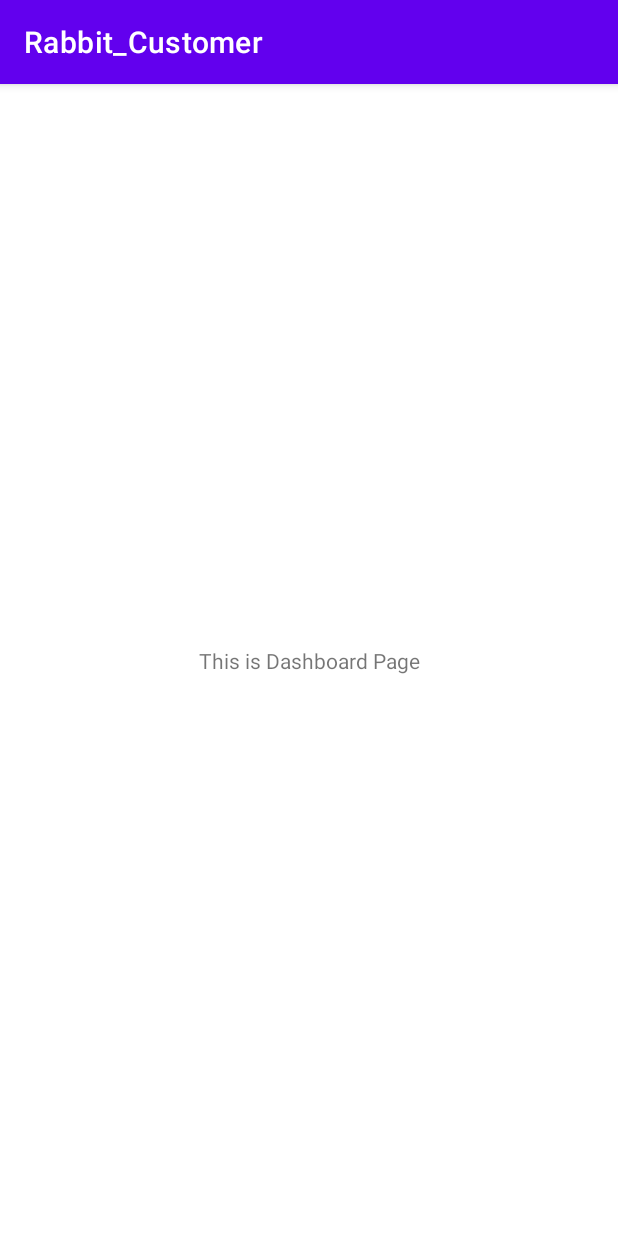
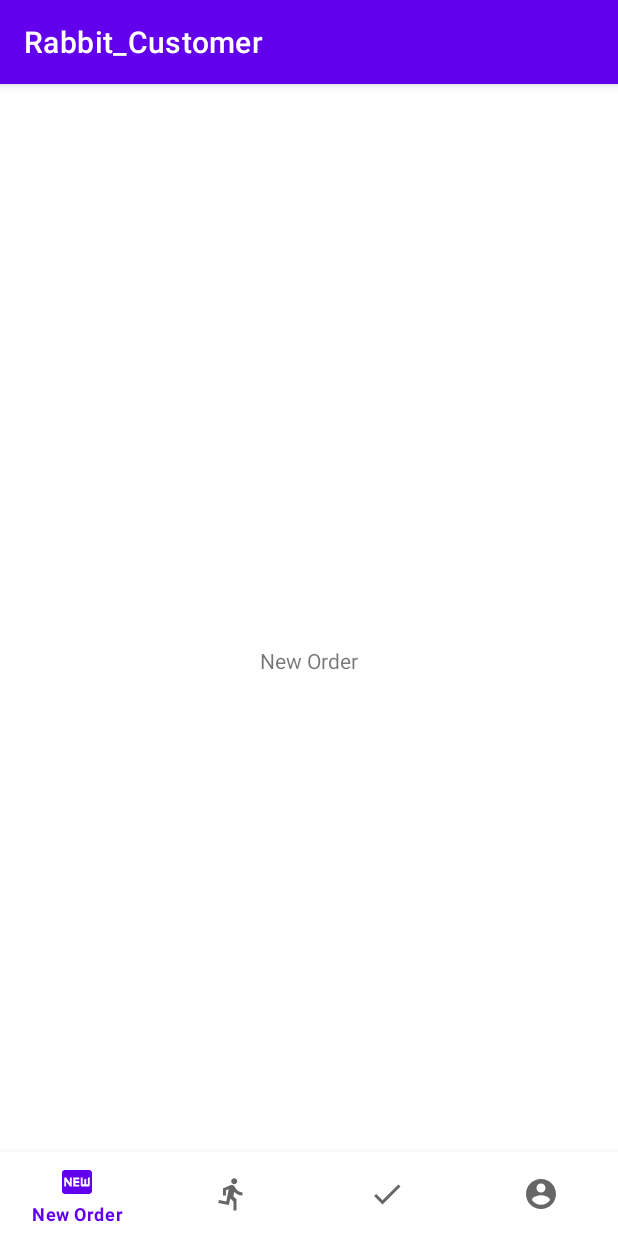
Before and after one commit to KC-WANG/FYP_CustomerAPP, an Android app: the DashboardActivity screen opened directly, with no data from a screen before it, on a phone screen of 412 x 824 dp. Run offline under Robolectric (Android 15) with nearby library versions, the phone set to English and light mode, and no system bars; our stand-ins replace navigation-ui.

Commit message:
Bottom Nav Menu added

```diff
--- a/app/build.gradle
+++ b/app/build.gradle
@@ -39,6 +39,9 @@ dependencies {
     implementation 'androidx.appcompat:appcompat:1.2.0'
     implementation 'com.google.android.material:material:1.2.1'
     implementation 'androidx.constraintlayout:constraintlayout:2.0.4'
+    implementation 'androidx.navigation:navigation-fragment-ktx:2.2.2'
+    implementation 'androidx.navigation:navigation-ui-ktx:2.2.2'
+    implementation 'androidx.legacy:legacy-support-v4:1.0.0'
     testImplementation 'junit:junit:4.+'
     androidTestImplementation 'androidx.test.ext:junit:1.1.2'
     androidTestImplementation 'androidx.test.espresso:espresso-core:3.3.0'
--- a/app/src/main/java/com/example/rabbit_customer/DashboardActivity.kt
+++ b/app/src/main/java/com/example/rabbit_customer/DashboardActivity.kt
@@ -1,11 +1,23 @@
 package com.example.rabbit_customer
 
 import android.os.Bundle
+import androidx.appcompat.app.ActionBar
 import androidx.appcompat.app.AppCompatActivity
+import androidx.fragment.app.Fragment
+import androidx.navigation.findNavController
+import androidx.navigation.ui.AppBarConfiguration
+import androidx.navigation.ui.setupWithNavController
+import com.google.android.material.bottomnavigation.BottomNavigationView
 
 class DashboardActivity : AppCompatActivity() {
-    override fun onCreate(savedInstanceState: Bundle?) {
-        super.onCreate(savedInstanceState)
-        setContentView(R.layout.activity_dashboard)
-    }
+	override fun onCreate(savedInstanceState: Bundle?) {
+		super.onCreate(savedInstanceState)
+		setContentView(R.layout.activity_dashboard)
+
+		val bottomNavigationView = findViewById<BottomNavigationView>(R.id.bottomNavigationView)
+		val navController = findNavController(R.id.navCtrlFragment)
+
+
+		bottomNavigationView.setupWithNavController(navController)
+	}
 }
--- /dev/null
+++ b/app/src/main/java/com/example/rabbit_customer/NewOrderFragment.kt
@@ -0,0 +1,21 @@
+package com.example.rabbit_customer
+
+import android.os.Bundle
+import androidx.fragment.app.Fragment
+import android.view.LayoutInflater
+import android.view.View
+import android.view.ViewGroup
+
+/**
+ * A simple [Fragment] subclass.
+ */
+
+class NewOrderFragment : Fragment() {
+
+    override fun onCreateView(inflater: LayoutInflater, container: ViewGroup?,
+                              savedInstanceState: Bundle?): View? {
+        // Inflate the layout for this fragment
+        return inflater.inflate(R.layout.fragment_new_order, container, false)
+    }
+
+}
--- /dev/null
+++ b/app/src/main/res/drawable/ic_current_order.xml
@@ -0,0 +1,10 @@
+<vector xmlns:android="http://schemas.android.com/apk/res/android"
+    android:width="24dp"
+    android:height="24dp"
+    android:viewportWidth="24"
+    android:viewportHeight="24"
+    android:tint="?attr/colorControlNormal">
+  <path
+      android:fillColor="@android:color/white"
+      android:pathData="M13.49,5.48c1.1,0 2,-0.9 2,-2s-0.9,-2 -2,-2 -2,0.9 -2,2 0.9,2 2,2zM9.89,19.38l1,-4.4 2.1,2v6h2v-7.5l-2.1,-2 0.6,-3c1.3,1.5 3.3,2.5 5.5,2.5v-2c-1.9,0 -3.5,-1 -4.3,-2.4l-1,-1.6c-0.4,-0.6 -1,-1 -1.7,-1 -0.3,0 -0.5,0.1 -0.8,0.1l-5.2,2.2v4.7h2v-3.4l1.8,-0.7 -1.6,8.1 -4.9,-1 -0.4,2 7,1.4z"/>
+</vector>
--- /dev/null
+++ b/app/src/main/res/drawable/ic_my_account.xml
@@ -0,0 +1,10 @@
+<vector xmlns:android="http://schemas.android.com/apk/res/android"
+    android:width="24dp"
+    android:height="24dp"
+    android:viewportWidth="24"
+    android:viewportHeight="24"
+    android:tint="?attr/colorControlNormal">
+  <path
+      android:fillColor="@android:color/white"
+      android:pathData="M12,2C6.48,2 2,6.48 2,12s4.48,10 10,10 10,-4.48 10,-10S17.52,2 12,2zM12,5c1.66,0 3,1.34 3,3s-1.34,3 -3,3 -3,-1.34 -3,-3 1.34,-3 3,-3zM12,19.2c-2.5,0 -4.71,-1.28 -6,-3.22 0.03,-1.99 4,-3.08 6,-3.08 1.99,0 5.97,1.09 6,3.08 -1.29,1.94 -3.5,3.22 -6,3.22z"/>
+</vector>
--- /dev/null
+++ b/app/src/main/res/drawable/ic_new_order.xml
@@ -0,0 +1,10 @@
+<vector xmlns:android="http://schemas.android.com/apk/res/android"
+    android:width="24dp"
+    android:height="24dp"
+    android:viewportWidth="24"
+    android:viewportHeight="24"
+    android:tint="?attr/colorControlNormal">
+  <path
+      android:fillColor="@android:color/white"
+      android:pathData="M20,4H4C2.89,4 2.01,4.89 2.01,6L2,18c0,1.11 0.89,2 2,2h16c1.11,0 2,-0.89 2,-2V6C22,4.89 21.11,4 20,4zM8.5,15H7.3l-2.55,-3.5V15H3.5V9h1.25l2.5,3.5V9H8.5V15zM13.5,10.26H11v1.12h2.5v1.26H11v1.11h2.5V15h-4V9h4V10.26zM20.5,14c0,0.55 -0.45,1 -1,1h-4c-0.55,0 -1,-0.45 -1,-1V9h1.25v4.51h1.13V9.99h1.25v3.51h1.12V9h1.25V14z"/>
+</vector>
--- /dev/null
+++ b/app/src/main/res/drawable/ic_past_order.xml
@@ -0,0 +1,10 @@
+<vector xmlns:android="http://schemas.android.com/apk/res/android"
+    android:width="24dp"
+    android:height="24dp"
+    android:viewportWidth="24"
+    android:viewportHeight="24"
+    android:tint="?attr/colorControlNormal">
+  <path
+      android:fillColor="@android:color/white"
+      android:pathData="M9,16.2L4.8,12l-1.4,1.4L9,19 21,7l-1.4,-1.4L9,16.2z"/>
+</vector>
--- a/app/src/main/res/layout/activity_dashboard.xml
+++ b/app/src/main/res/layout/activity_dashboard.xml
@@ -1,19 +1,31 @@
 <?xml version="1.0" encoding="utf-8"?>
-<androidx.constraintlayout.widget.ConstraintLayout
-    xmlns:android="http://schemas.android.com/apk/res/android"
+<androidx.constraintlayout.widget.ConstraintLayout xmlns:android="http://schemas.android.com/apk/res/android"
     xmlns:app="http://schemas.android.com/apk/res-auto"
     xmlns:tools="http://schemas.android.com/tools"
     android:layout_width="match_parent"
     android:layout_height="match_parent"
     tools:context=".DashboardActivity">
 
-    <TextView
-        android:id="@+id/dashboard_title"
-        android:layout_width="wrap_content"
+    <com.google.android.material.bottomnavigation.BottomNavigationView
+        android:id="@+id/bottomNavigationView"
+        android:layout_width="match_parent"
         android:layout_height="wrap_content"
-        android:text="@string/dashboard_title"
+        android:background="#fff"
         app:layout_constraintBottom_toBottomOf="parent"
         app:layout_constraintEnd_toEndOf="parent"
         app:layout_constraintStart_toStartOf="parent"
-        app:layout_constraintTop_toTopOf="parent" />
+        app:menu="@menu/bottom_menu" />
+
+    <fragment
+        android:id="@+id/navCtrlFragment"
+        android:name="androidx.navigation.fragment.NavHostFragment"
+        android:layout_width="match_parent"
+        android:layout_height="match_parent"
+        app:defaultNavHost="true"
+        app:layout_constraintBottom_toBottomOf="parent"
+        app:layout_constraintEnd_toEndOf="parent"
+        app:layout_constraintStart_toStartOf="parent"
+        app:layout_constraintTop_toTopOf="parent"
+        app:navGraph="@navigation/nav_menu" />
+
 </androidx.constraintlayout.widget.ConstraintLayout>
--- /dev/null
+++ b/app/src/main/res/layout/fragment_new_order.xml
@@ -0,0 +1,22 @@
+<?xml version="1.0" encoding="utf-8"?>
+<androidx.constraintlayout.widget.ConstraintLayout xmlns:android="http://schemas.android.com/apk/res/android"
+    xmlns:app="http://schemas.android.com/apk/res-auto"
+    xmlns:tools="http://schemas.android.com/tools"
+    android:id="@+id/frameLayout"
+    android:layout_width="match_parent"
+    android:layout_height="match_parent"
+    tools:context=".NewOrderFragment">
+
+
+    <TextView
+        android:id="@+id/textView2"
+        android:layout_width="wrap_content"
+        android:layout_height="wrap_content"
+        android:text="@string/new_order_title"
+        app:layout_constraintBottom_toBottomOf="parent"
+        app:layout_constraintEnd_toEndOf="parent"
+        app:layout_constraintStart_toStartOf="parent"
+        app:layout_constraintTop_toTopOf="parent" />
+
+
+</androidx.constraintlayout.widget.ConstraintLayout>
--- /dev/null
+++ b/app/src/main/res/menu/bottom_menu.xml
@@ -0,0 +1,20 @@
+<?xml version="1.0" encoding="utf-8"?>
+<menu xmlns:android="http://schemas.android.com/apk/res/android">
+
+    <item
+        android:id="@+id/newOrderFragment"
+        android:icon="@drawable/ic_new_order"
+        android:title="@string/new_order_title" />
+    <item
+        android:id="@+id/currentOrderFragment"
+        android:icon="@drawable/ic_current_order"
+        android:title="@string/current_order_title" />
+    <item
+        android:id="@+id/pastOrderFragment"
+        android:icon="@drawable/ic_past_order"
+        android:title="@string/past_order_title" />
+    <item
+        android:id="@+id/myAccountFragment"
+        android:icon="@drawable/ic_my_account"
+        android:title="@string/my_account_title" />
+</menu>
--- /dev/null
+++ b/app/src/main/res/navigation/nav_menu.xml
@@ -0,0 +1,27 @@
+<?xml version="1.0" encoding="utf-8"?>
+<navigation xmlns:android="http://schemas.android.com/apk/res/android"
+    xmlns:app="http://schemas.android.com/apk/res-auto"
+    xmlns:tools="http://schemas.android.com/tools"
+    android:id="@+id/nav_menu"
+    app:startDestination="@id/newOrderFragment">
+    <fragment
+        android:id="@+id/newOrderFragment"
+        android:name="com.example.rabbit_customer.NewOrderFragment"
+        android:label="fragment_new_order"
+        tools:layout="@layout/fragment_new_order" />
+    <fragment
+        android:id="@+id/pastOrderFragment"
+        android:name="com.example.rabbit_customer.PastOrderFragment"
+        android:label="fragment_past_order"
+        tools:layout="@layout/fragment_past_order" />
+    <fragment
+        android:id="@+id/currentOrderFragment"
+        android:name="com.example.rabbit_customer.CurrentOrderFragment"
+        android:label="fragment_current_order"
+        tools:layout="@layout/fragment_current_order" />
+    <fragment
+        android:id="@+id/myAccountFragment"
+        android:name="com.example.rabbit_customer.MyAccountFragment"
+        android:label="fragment_my_account"
+        tools:layout="@layout/fragment_my_account" />
+</navigation>
--- a/app/src/main/res/values/strings.xml
+++ b/app/src/main/res/values/strings.xml
@@ -6,4 +6,8 @@
     <string name="btnRegister">Register</string>
     <string name="dashboard_title">This is Dashboard Page</string>
     <string name="register_title">This is Register Page</string>
+    <string name="new_order_title">New Order</string>
+    <string name="current_order_title">Current Order</string>
+    <string name="past_order_title">Past Order</string>
+    <string name="my_account_title">My Account</string>
 </resources>
```
Also changed, not shown: app/src/main/java/com/example/rabbit_customer/CurrentOrderFragment.kt (added, +23 -0 lines), app/src/main/java/com/example/rabbit_customer/MyAccountFragment.kt (added, +23 -0 lines), app/src/main/java/com/example/rabbit_customer/PastOrderFragment.kt (added, +23 -0 lines), app/src/main/res/layout/fragment_current_order.xml (added, +21 -0 lines), app/src/main/res/layout/fragment_my_account.xml (added, +22 -0 lines), app/src/main/res/layout/fragment_past_order.xml (added, +22 -0 lines).
